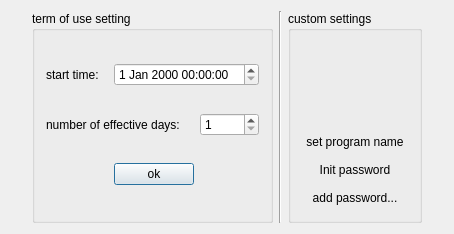
This is dialog.ui in zhg-c/Encrypt as Qt 5 draws it before an edit. The edited form follows.
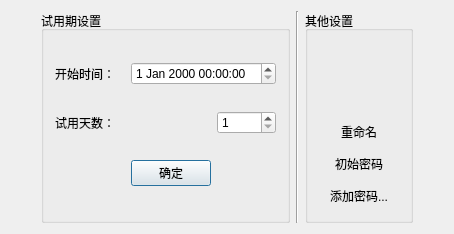
This is the edited form.

```diff
--- a/dialog.ui
+++ b/dialog.ui
@@ -17,13 +17,13 @@
    <item row="0" column="1">
     <widget class="QGroupBox" name="groupBox">
      <property name="title">
-      <string>term of use setting</string>
+      <string>试用期设置</string>
      </property>
      <layout class="QGridLayout" name="gridLayout_3">
       <item row="0" column="0">
        <widget class="QLabel" name="label_2">
         <property name="text">
-         <string>start time:</string>
+         <string>开始时间：</string>
         </property>
        </widget>
       </item>
@@ -33,7 +33,7 @@
       <item row="1" column="0" colspan="2">
        <widget class="QLabel" name="label">
         <property name="text">
-         <string>number of effective days:</string>
+         <string>试用天数：</string>
         </property>
        </widget>
       </item>
@@ -60,7 +60,7 @@
       <item row="2" column="1">
        <widget class="QPushButton" name="pushButton_Ok">
         <property name="text">
-         <string>ok</string>
+         <string>确定</string>
         </property>
        </widget>
       </item>
@@ -103,7 +103,7 @@
    <item row="0" column="3">
     <widget class="QGroupBox" name="groupBox_Admin">
      <property name="title">
-      <string>custom settings</string>
+      <string>其他设置</string>
      </property>
      <layout class="QGridLayout" name="gridLayout_2">
       <item row="0" column="0">
@@ -116,7 +116,7 @@
       <item row="4" column="0">
        <widget class="QPushButton" name="pushButton_AddPwd">
         <property name="text">
-         <string>add password...</string>
+         <string>添加密码...</string>
         </property>
         <property name="flat">
          <bool>true</bool>
@@ -126,7 +126,7 @@
       <item row="3" column="0">
        <widget class="QPushButton" name="pushButton_DelPwds">
         <property name="text">
-         <string>Init password</string>
+         <string>初始密码</string>
         </property>
         <property name="flat">
          <bool>true</bool>
@@ -136,7 +136,7 @@
       <item row="2" column="0">
        <widget class="QPushButton" name="pushButton_SetName">
         <property name="text">
-         <string>set program name</string>
+         <string>重命名</string>
         </property>
         <property name="flat">
          <bool>true</bool>
```
